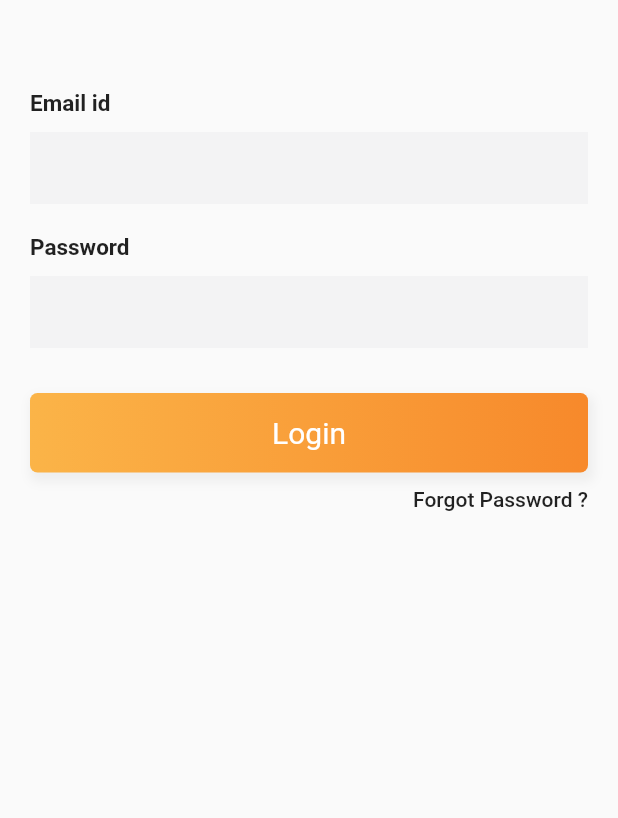
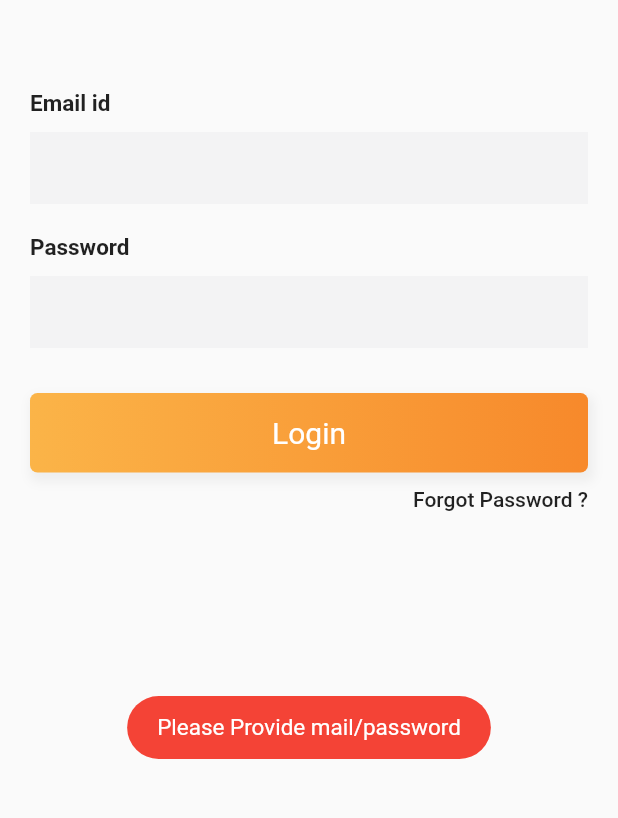
Before and after one commit to niilx/Food-Recipe-Flutter-App-With-Bloc-Pattern, a Flutter app: the screen it shows after launch, after a tap on "Login", on a phone screen of 412 x 824 dp, the part 381-1199 px from its top. Run offline on Flutter 3.47's test engine with Material 2 defaults, Android fonts, the phone set to English and light mode, and no system bars; our stand-ins replace toast.

Commit message:
Authentication Completed with bloc

```diff
--- a/lib/Login/Auth.dart
+++ b/lib/Login/Auth.dart
@@ -2,18 +2,20 @@ import 'dart:convert';
 
 import 'package:flutter/material.dart';
 import 'package:async/async.dart';
+import 'package:food_recipe/Login/AuthBloc.dart';
 import 'package:food_recipe/ProjectResource.dart';
 import 'package:http/http.dart' as http;
 
 class LoginUser extends StatefulWidget {
   @override
-  _LoginUserState createState() => _LoginUserState();
+  LoginUserState createState() => LoginUserState();
 }
 
-class _LoginUserState extends State<LoginUser> {
+class LoginUserState extends State<LoginUser> {
   final GlobalKey<FormState> _formKey = GlobalKey<FormState>();
-  final TextEditingController _emailController = TextEditingController();
-  final TextEditingController _passwordController = TextEditingController();
+  final TextEditingController emailController = TextEditingController();
+  final TextEditingController passwordController = TextEditingController();
+  AuthBloc authBloc;
 
   Widget _backButton() {
     return InkWell(
@@ -50,12 +52,13 @@ class _LoginUserState extends State<LoginUser> {
             height: 10,
           ),
           TextField(
-              controller: isPassword?_passwordController:_emailController,
+              controller: isPassword?passwordController:emailController,
               obscureText: isPassword,
               decoration: InputDecoration(
                   border: InputBorder.none,
                   fillColor: Color(0xfff3f3f4),
-                  filled: true))
+                  filled: true)),
+
         ],
       ),
     );
@@ -63,8 +66,19 @@ class _LoginUserState extends State<LoginUser> {
 
   Widget _submitButton() {
     return InkWell(
-      onTap: (){
-        _signInWithEmailAndPassword();
+      onTap: () async{
+        if(emailController.text.isEmpty || passwordController.text.isEmpty){
+          ProjectResource.showToast("Please Provide mail/password", true);
+        }else {
+          showDialog(
+              context: context,
+              builder: (BuildContext context) {
+                return Center(child: CircularProgressIndicator(),);
+              });
+          await authBloc.signInWithEmailAndPassword();
+          Navigator.pop(context);
+        }
+
       },
       child: Container(
         width: MediaQuery.of(context).size.width,
@@ -159,6 +173,10 @@ class _LoginUserState extends State<LoginUser> {
 
   @override
   Widget build(BuildContext context) {
+    ProjectResource.statusBar();
+    ProjectResource.setScreenSize(context);
+    authBloc = AuthBloc(this);
+
     return Scaffold(
         body: SingleChildScrollView(
             child: Container(
@@ -200,11 +218,6 @@ class _LoginUserState extends State<LoginUser> {
                     ),
                   ),
 
-                //  Positioned(top: 40, left: 0, child: _backButton()),
-//                  Positioned(
-//                      top: -MediaQuery.of(context).size.height * .15,
-//                      right: -MediaQuery.of(context).size.width * .4,
-//                      child: BezierContainer())
                 ],
               ),
             )
@@ -212,37 +225,5 @@ class _LoginUserState extends State<LoginUser> {
     );
   }
 
-  void _signInWithEmailAndPassword() {
 
-    try{
-
-      http.post(
-          ProjectResource.baseUrl+"auth/login",
-          headers: {"Accept": "application/json"},
-          body: {"email": _emailController.text.toString(), "password": _passwordController.text.toString()}
-      ).timeout(Duration(seconds: 30)).then((value){
-        print("status code Token:${value.statusCode}");
-
-        if (value.statusCode < 200 || value.statusCode >= 400 || value == null) {
-          ProjectResource.currentValidUserToken=null;
-
-          print("error : "+value.body);
-          throw new Exception("Error while fetching data ${value.statusCode}");
-        }
-        else{
-          dynamic data=json.decode(value.body);
-         ProjectResource.currentValidUserToken = data["result"]["token"].toString();
-        //  SharedPref.save("user", data);
-          print("New Token Generated:"+value.body);
-          print("TOken:"+ ProjectResource.currentValidUserToken);
-
-
-
-        }
-      });
-    }catch(e){
-
-    }
-
-  }
 }
--- /dev/null
+++ b/lib/Login/AuthBloc.dart
@@ -0,0 +1,46 @@
+import 'dart:convert';
+
+import 'package:food_recipe/Login/Auth.dart';
+import 'package:food_recipe/ProjectResource.dart';
+import 'package:http/http.dart' as http;
+
+class AuthBloc{
+  LoginUserState loginUserState;
+  AuthBloc(this.loginUserState);
+
+  Future<bool> signInWithEmailAndPassword() async {
+
+    await new Future.delayed(const Duration(seconds: 2));
+    try{
+
+      http.post(
+          ProjectResource.baseUrl+"auth/login",
+          headers: {"Accept": "application/json"},
+          body: {"email": loginUserState.emailController.text.toString(), "password": loginUserState.passwordController.text.toString()}
+      ).timeout(Duration(seconds: 30)).then((value){
+        print("status code Token:${value.statusCode}");
+
+
+        dynamic data=json.decode(value.body);
+        print(data["response"].toString());
+        if(data["response"].toString()== "success") {
+          ProjectResource.currentValidUserToken = data["result"]["token"].toString();
+          //  SharedPref.save("user", data);
+
+          print(ProjectResource.currentValidUserToken);
+          ProjectResource.showToast("Successfull Logged In", false);
+        }else{
+          ProjectResource.showToast("Invalid mail/password", true);
+        }
+
+
+
+      });
+    }catch(e){
+
+    }
+
+
+  }
+
+}
--- a/lib/ProjectResource.dart
+++ b/lib/ProjectResource.dart
@@ -1,5 +1,88 @@
+import 'package:flutter/material.dart';
+import 'package:flutter/services.dart';
+import 'package:toast/toast.dart';
+
 class ProjectResource{
 
   static String baseUrl = "https://rcapp.utech.dev/api/";
   static String currentValidUserToken;
+
+
+  static double screenWidth = 0;
+  static double screenHeight = 0;
+  static BuildContext currentContext;
+  static BuildContext loaderContext;
+  static Color loginBackColor =
+  Color.fromARGB(255, 14, 36, 82);
+  static Color brandOrangeColor = Color(0xffF9A219);
+  static Color deepOrangeColor = Colors.deepOrange;
+  static Color whiteColor = Colors.white;
+  static Color darkBlueColor = Color(0xff0F2654);
+  static Color blueColor = Color(0xff0079C1);
+  static Color fontColor = Color(0xff666666);
+  static Color darkColor = Colors.black;
+  static Color greenColor = Color(0xff28C844);
+  static Color darkGreenColor = Color(0xff148d1d);
+  static Color darkRedColor = Color(0xffA94442);
+  static Color greyColor = Color(0xffE5E8E8);
+  static Color shadowColor = Color(0xff7E92C8).withOpacity(0.2);
+
+  static BorderRadiusGeometry roundedBorder = BorderRadius.only(topLeft: Radius.circular(10), topRight: Radius.circular(10));
+
+  static FontWeight fontSemiBold = FontWeight.w600;
+  static double bodyFontSize;
+  static double headerFontSize;
+  static double appBarFontSize;
+  static double dialogBoxFontSize;
+
+  static void statusBar (){
+    SystemChrome.setSystemUIOverlayStyle(SystemUiOverlayStyle(
+        statusBarColor: Colors.transparent,
+        statusBarIconBrightness: Brightness.dark
+    ));
+  }
+
+
+
+  static void setScreenSize(BuildContext context) {
+    currentContext = context;
+    screenWidth = MediaQuery.of(context).size.width;
+    screenHeight = MediaQuery.of(context).size.height;
+    screenHeight = screenWidth < screenHeight
+        ? screenHeight
+        : (screenWidth / screenHeight) * screenWidth;
+    bodyFontSize = screenWidth*0.035;
+    headerFontSize = screenWidth*0.04;
+    appBarFontSize = screenWidth*0.05;
+    dialogBoxFontSize = screenWidth*0.03;
+  }
+
+  static showToast(String text, bool isError, [String gravity]) {
+    Color textColor = Colors.white;
+    Color backColor = Colors.green;
+    if (isError) {
+      textColor = Colors.white;
+      backColor = Colors.red;
+    }
+    if (gravity == "top") {
+      Toast.show(text, currentContext,
+          duration: Toast.LENGTH_LONG,
+          gravity: Toast.TOP,
+          backgroundColor: backColor,
+          textColor: textColor);
+    } else if (gravity == "willpop") {
+      Toast.show(text, currentContext,
+        duration: Toast.LENGTH_LONG,
+        gravity: Toast.BOTTOM,
+        backgroundColor: Colors.black54,
+        textColor: Colors.white,
+      );
+    } else {
+      Toast.show(text, currentContext,
+          duration: Toast.LENGTH_LONG,
+          gravity: Toast.BOTTOM,
+          backgroundColor: backColor,
+          textColor: textColor);
+    }
+  }
 }
--- a/pubspec.yaml
+++ b/pubspec.yaml
@@ -24,6 +24,8 @@ dependencies:
   flutter:
     sdk: flutter
   http: ^0.12.1
+  toast: ^0.1.5
+  cached_network_image: ^2.2.0+1
 
 
   # The following adds the Cupertino Icons font to your application.
```
Also changed, not shown: pubspec.lock.
